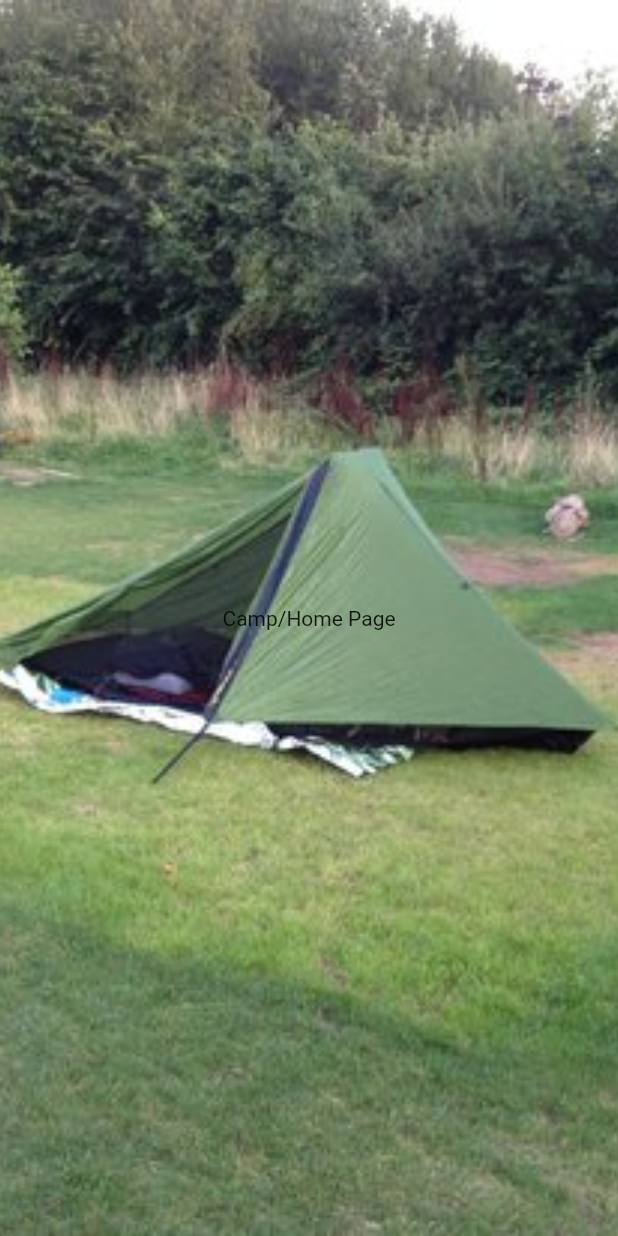
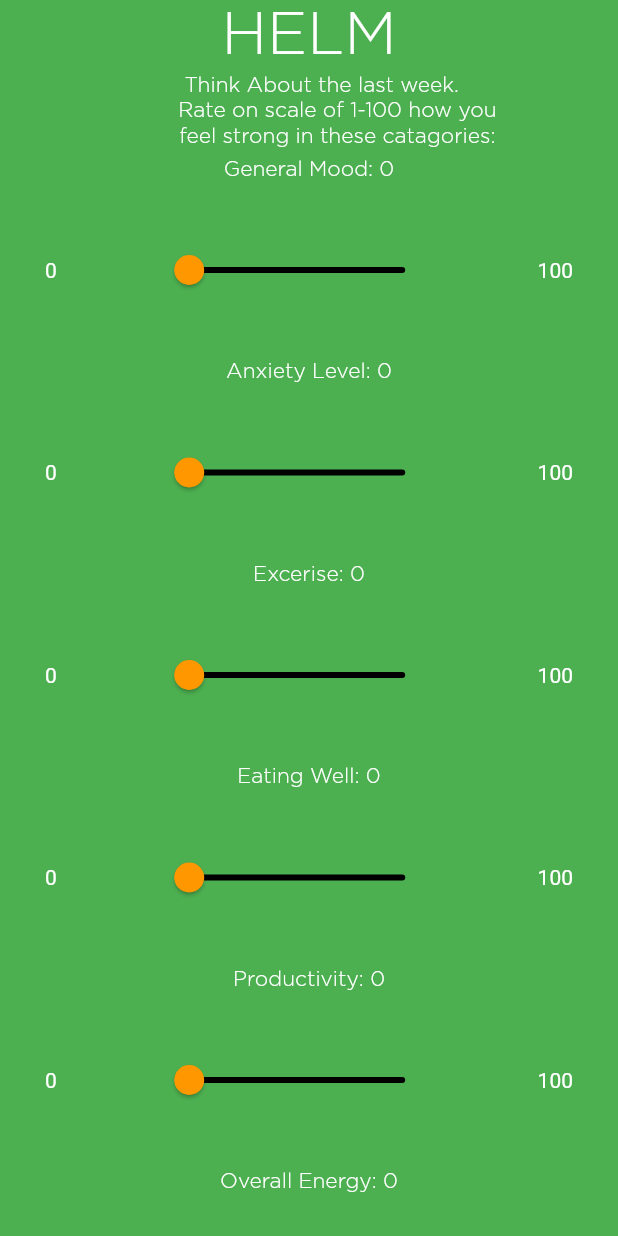
Before and after one commit to Luckey-Elijah/Helm, a Flutter app: the screen it shows after launch, after a tap on "Start my journey", on a phone screen of 412 x 824 dp. Run offline on Flutter 3.47's test engine with Material 2 defaults, Android fonts, the phone set to English and light mode, and no system bars.

Commit message:
Here's the Daily Check in Slider Mark 1.

```diff
--- /dev/null
+++ b/lib/View/DailyCheckinSlider.dart
@@ -0,0 +1,366 @@
+import 'package:flutter/material.dart';
+import 'package:flutter/cupertino.dart';
+import 'package:senior_design/View/Widgets/TempButton.dart';
+import 'Widgets/TempButton.dart';
+
+
+class DailyCheckin extends StatefulWidget
+{
+  @override
+  _DCSlider createState() => _DCSlider();
+}
+
+/*
+TODO
+1. Export the data from the slider to the database
+2. Discover how to make it closer to the concept image
+3. Research a clearer way to reuse code.
+ */
+
+//Daily Check in Slider Class
+ class _DCSlider extends State<DailyCheckin>{
+
+   TempButton tempButton = new TempButton();
+
+   double _generalMoodVal = 0.0;
+   double _anxietyLevelVal = 0.0;
+   double _exceriseVal = 0.0;
+   double _eatWellVal =0.0;
+   double _productivityVal =0.0;
+   double _overallEnergyVal = 0.0;
+   double _stayOrganizedVal = 0.0;
+
+   @override
+    Widget build(BuildContext context) {
+
+      return Scaffold(
+        backgroundColor: Colors.green,
+        //ListView or Stack???
+        body: ListView(
+            children: <Widget>[
+              // Main Title
+              Align(
+                alignment: Alignment(0,-.8),
+                child: Text("HELM", style: TextStyle(color: Colors.white,fontSize: 40,fontFamily: 'Gotham-Light'))
+              ),
+
+              Align(
+                alignment: Alignment(0,-.62),
+                  /*
+                 For the text section of the align section,
+                 it is pushed back for the words can be centered in the view screen.
+                  - James Floyd
+                   */
+                  child: Text('''
+    Think About the last week.
+         Rate on scale of 1-100 how you
+         feel strong in these catagories:''', textAlign: TextAlign.center, style: TextStyle(color: Colors.white,fontSize: 14,fontFamily: 'Gotham-Light'))
+              ),
+
+              /*
+              //For General Mood Slider
+              Align(
+                alignment: Alignment(0,-.7),
+
+                child: Slider(
+                  inactiveColor: Colors.black,
+                  activeColor: Colors.orange,
+                  min: 0.0,
+                  max: 100.0,
+                  //label: ("0"),
+                  value: _generalMoodVal,
+
+                  onChanged: (newValue){
+
+                    setState(()
+                        {
+                          _generalMoodVal =newValue;
+                        });
+                  },
+
+
+                )
+              ),
+              //General Mood Display
+
+              Align(
+                alignment: Alignment(-.98, 0),
+                child: Text("0",style: TextStyle(color: Colors.white,fontSize: 14,fontFamily: 'Gotham-Light')),
+
+              ),
+              Align(
+                alignment: Alignment(1, 0),
+                child: Text("100",style: TextStyle(color: Colors.white,fontSize: 14,fontFamily: 'Gotham-Light')),
+              ),
+
+*/
+
+              /*
+              Align(
+                alignment: Alignment(0, .5),
+                child: Text("General Mood: ${_generalMoodVal.toInt()}",
+                    textAlign: TextAlign.center,
+                    style: TextStyle(color: Colors.white,fontSize: 14,fontFamily: 'Gotham-Light')),
+              ),
+*/
+              Padding(
+                padding: const EdgeInsets.all(5),
+                child: Text("General Mood: ${_generalMoodVal.toInt()}",
+                    textAlign: TextAlign.center,
+                    style: TextStyle(color: Colors.white,fontSize: 14,fontFamily: 'Gotham-Light')),
+
+              ),
+
+              Padding(
+                padding: const EdgeInsets.all(30),
+                child: Row(
+                  mainAxisAlignment: MainAxisAlignment.spaceBetween,
+                  children: <Widget>[
+                    Text("0", style: TextStyle(color: Colors.white)),
+                    Slider(
+                      value: _generalMoodVal,
+                      inactiveColor: Colors.black,
+                      activeColor: Colors.orange,
+                      min: 0.0,
+                      max: 100.0,
+                      //label: ("0"),
+
+                      onChanged: (newValue){
+
+                        setState(()
+                        {
+                          _generalMoodVal = newValue;
+                        });
+                      },
+                    ),
+                    Text("100", style: TextStyle(color: Colors.white))
+                  ],
+                ),
+              ),
+
+              Padding(
+                padding: const EdgeInsets.all(5),
+                child: Text("Anxiety Level: ${_anxietyLevelVal.toInt()}",
+                    textAlign: TextAlign.center,
+                    style: TextStyle(color: Colors.white,fontSize: 14,fontFamily: 'Gotham-Light')),
+
+              ),
+
+
+              Padding(
+                padding: const EdgeInsets.all(30),
+                child: Row(
+                  mainAxisAlignment: MainAxisAlignment.spaceBetween,
+                  children: <Widget>[
+                    Text("0", style: TextStyle(color: Colors.white)),
+                    Slider(
+                      value: _anxietyLevelVal,
+                      inactiveColor: Colors.black,
+                      activeColor: Colors.orange,
+                      min: 0.0,
+                      max: 100.0,
+                      //label: ("0"),
+
+                      onChanged: (newValue){
+
+                        setState(()
+                        {
+                          _anxietyLevelVal = newValue;
+                        });
+                      },
+                    ),
+                    Text("100", style: TextStyle(color: Colors.white))
+                  ],
+                ),
+              ),
+
+              Padding(
+                padding: const EdgeInsets.all(5),
+                child: Text("Excerise: ${_exceriseVal.toInt()}",
+                    textAlign: TextAlign.center,
+                    style: TextStyle(color: Colors.white,fontSize: 14,fontFamily: 'Gotham-Light')),
+
+              ),
+
+              Padding(
+                padding: const EdgeInsets.all(30),
+                child: Row(
+                  mainAxisAlignment: MainAxisAlignment.spaceBetween,
+                  children: <Widget>[
+                    Text("0", style: TextStyle(color: Colors.white)),
+                    Slider(
+                      value: _exceriseVal,
+                      inactiveColor: Colors.black,
+                      activeColor: Colors.orange,
+                      min: 0.0,
+                      max: 100.0,
+                      //label: ("0"),
+
+                      onChanged: (newValue){
+
+                        setState(()
+                        {
+                          _exceriseVal = newValue;
+                        });
+                      },
+                    ),
+                    Text("100", style: TextStyle(color: Colors.white))
+                  ],
+                ),
+              ),
+
+              Padding(
+                padding: const EdgeInsets.all(5),
+                child: Text("Eating Well: ${_eatWellVal.toInt()}",
+                    textAlign: TextAlign.center,
+                    style: TextStyle(color: Colors.white,fontSize: 14,fontFamily: 'Gotham-Light')),
+
+              ),
+
+              Padding(
+                padding: const EdgeInsets.all(30),
+                child: Row(
+                  mainAxisAlignment: MainAxisAlignment.spaceBetween,
+                  children: <Widget>[
+                    Text("0", style: TextStyle(color: Colors.white)),
+                    Slider(
+                      value: _eatWellVal,
+                      inactiveColor: Colors.black,
+                      activeColor: Colors.orange,
+                      min: 0.0,
+                      max: 100.0,
+                      //label: ("0"),
+
+                      onChanged: (newValue){
+
+                        setState(()
+                        {
+                          _eatWellVal = newValue;
+                        });
+                      },
+                    ),
+                    Text("100", style: TextStyle(color: Colors.white))
+                  ],
+                ),
+              ),
+
+              Padding(
+                padding: const EdgeInsets.all(5),
+                child: Text("Productivity: ${_productivityVal.toInt()}",
+                    textAlign: TextAlign.center,
+                    style: TextStyle(color: Colors.white,fontSize: 14,fontFamily: 'Gotham-Light')),
+
+              ),
+
+              Padding(
+                padding: const EdgeInsets.all(30),
+                child: Row(
+                  mainAxisAlignment: MainAxisAlignment.spaceBetween,
+                  children: <Widget>[
+                    Text("0", style: TextStyle(color: Colors.white)),
+                    Slider(
+                      value: _productivityVal,
+                      inactiveColor: Colors.black,
+                      activeColor: Colors.orange,
+                      min: 0.0,
+                      max: 100.0,
+                      //label: ("0"),
+
+                      onChanged: (newValue){
+
+                        setState(()
+                        {
+                          _productivityVal = newValue;
+                        });
+                      },
+                    ),
+                    Text("100", style: TextStyle(color: Colors.white))
+                  ],
+                ),
+              ),
+
+              Padding(
+                padding: const EdgeInsets.all(5),
+                child: Text("Overall Energy: ${_overallEnergyVal.toInt()}",
+                    textAlign: TextAlign.center,
+                    style: TextStyle(color: Colors.white,fontSize: 14,fontFamily: 'Gotham-Light')),
+
+              ),
+
+              Padding(
+                padding: const EdgeInsets.all(30),
+                child: Row(
+                  mainAxisAlignment: MainAxisAlignment.spaceBetween,
+                  children: <Widget>[
+                    Text("0", style: TextStyle(color: Colors.white)),
+                    Slider(
+                      value: _overallEnergyVal,
+                      inactiveColor: Colors.black,
+                      activeColor: Colors.orange,
+                      min: 0.0,
+                      max: 100.0,
+                      //label: ("0"),
+
+                      onChanged: (newValue){
+
+                        setState(()
+                        {
+                          _overallEnergyVal = newValue;
+                        });
+                      },
+                    ),
+                    Text("100", style: TextStyle(color: Colors.white))
+                  ],
+                ),
+              ),
+
+              Padding(
+                padding: const EdgeInsets.all(5),
+                child: Text("Staying Organized: ${_stayOrganizedVal.toInt()}",
+                    textAlign: TextAlign.center,
+                    style: TextStyle(color: Colors.white,fontSize: 14,fontFamily: 'Gotham-Light')),
+
+              ),
+
+              Padding(
+                padding: const EdgeInsets.all(30),
+                child: Row(
+                  mainAxisAlignment: MainAxisAlignment.spaceBetween,
+                  children: <Widget>[
+                    Text("0", style: TextStyle(color: Colors.white)),
+                    Slider(
+                      value: _stayOrganizedVal,
+                      inactiveColor: Colors.black,
+                      activeColor: Colors.orange,
+                      min: 0.0,
+                      max: 100.0,
+                      //label: ("0"),
+
+                      onChanged: (newValue){
+
+                        setState(()
+                        {
+                          _stayOrganizedVal = newValue;
+                        });
+                      },
+                    ),
+                    Text("100", style: TextStyle(color: Colors.white))
+                  ],
+                ),
+              ),
+
+
+              /*
+              The temp button will take the user back to this view!
+               */
+
+              Align(
+                alignment: Alignment(0, .7),
+                child: tempButton.build(context),
+              )
+
+            ]
+        )
+      );
+    }
+}
--- a/lib/View/Helm.dart
+++ b/lib/View/Helm.dart
@@ -6,6 +6,7 @@ import 'MissionView.dart';
 import 'ProfileView.dart';
 import 'ResourceView.dart';
 import 'TaskView.dart';
+import 'DailyCheckinSlider.dart';
 
 class Helm extends StatelessWidget {
   @override
@@ -16,12 +17,14 @@ class Helm extends StatelessWidget {
     Widget profileView = ProfileView();
     Widget resourceView = ResourceView();
     Widget taskView = TaskView();
+    Widget checkin = DailyCheckin();
 
     // TODO: implement build
     return Scaffold(
         body: PageView(
           children: <Widget>[
 
+            checkin,
             campPage,
             missionPage,
             profileView,
--- /dev/null
+++ b/lib/View/Widgets/TempButton.dart
@@ -0,0 +1,50 @@
+import 'package:flutter/cupertino.dart';
+import 'package:flutter/material.dart';
+import 'package:senior_design/View/Helm.dart';
+
+/*
+
+Only a placeholder button that will be replaced once the DailyCheckinSlider view
+has the code to change the data of LoginButton or another button
+
+
+ */
+
+
+class TempButton extends StatelessWidget {
+
+  @override
+  Widget build(BuildContext context) {
+    // Helm looks up all the other views
+    Helm helm = new Helm();
+    // TODO: implement build
+    return SizedBox(
+      width: 200,
+      height: 60,
+      child:
+      RaisedButton(
+        //alignment: Alignment(100.0, 100.0),
+
+          child: Text("Continue", textAlign: TextAlign.center, style: TextStyle(color: Colors.white, fontSize: 20)),
+
+          color: Colors.orange,
+          onPressed: () {
+
+            Navigator.push(
+              context,
+              MaterialPageRoute(builder: (context) => Helm()),
+
+            );
+            //function goes here for button action
+            /* Navigator.push(
+              context,
+              MaterialPageRoute(builder: (context) => campView),
+            ); */
+            // To go back to previous screen do Navigator.pop(context); in onPress area of other button
+          }
+
+      ),
+    );
+
+  }
+}
--- a/lib/View/main.dart
+++ b/lib/View/main.dart
@@ -10,6 +10,7 @@ void main()
 {
 
   LoginView loginView = new LoginView();
+
   runApp(MaterialApp(
       title: "Helm",
       home: Scaffold(
```
